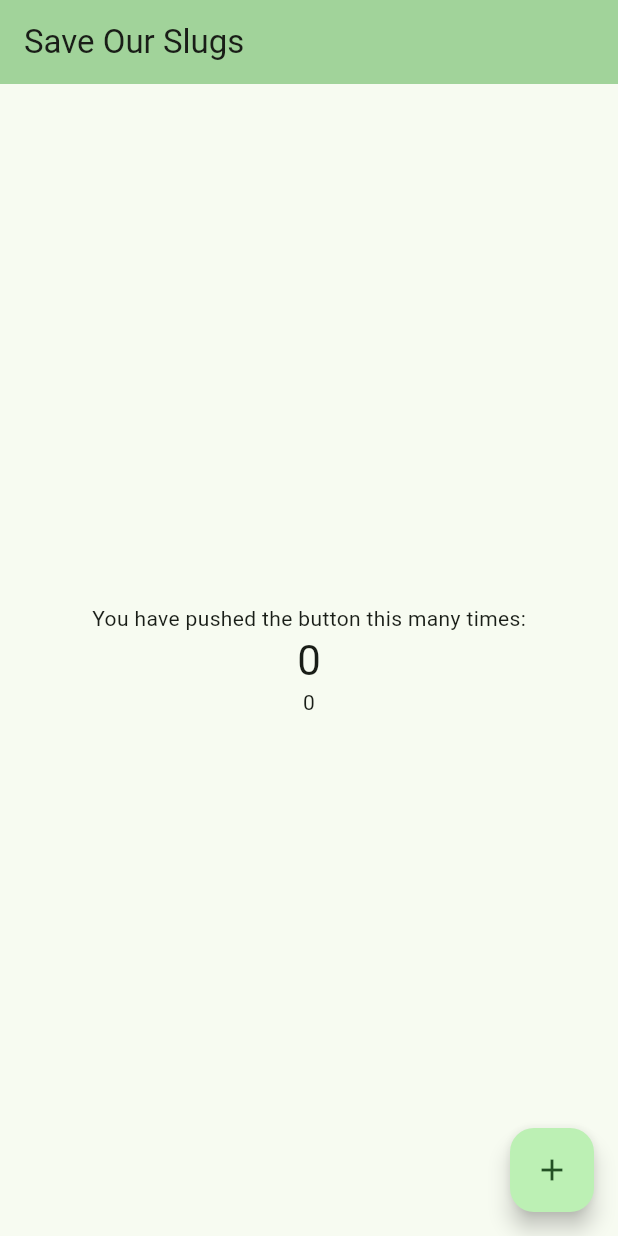
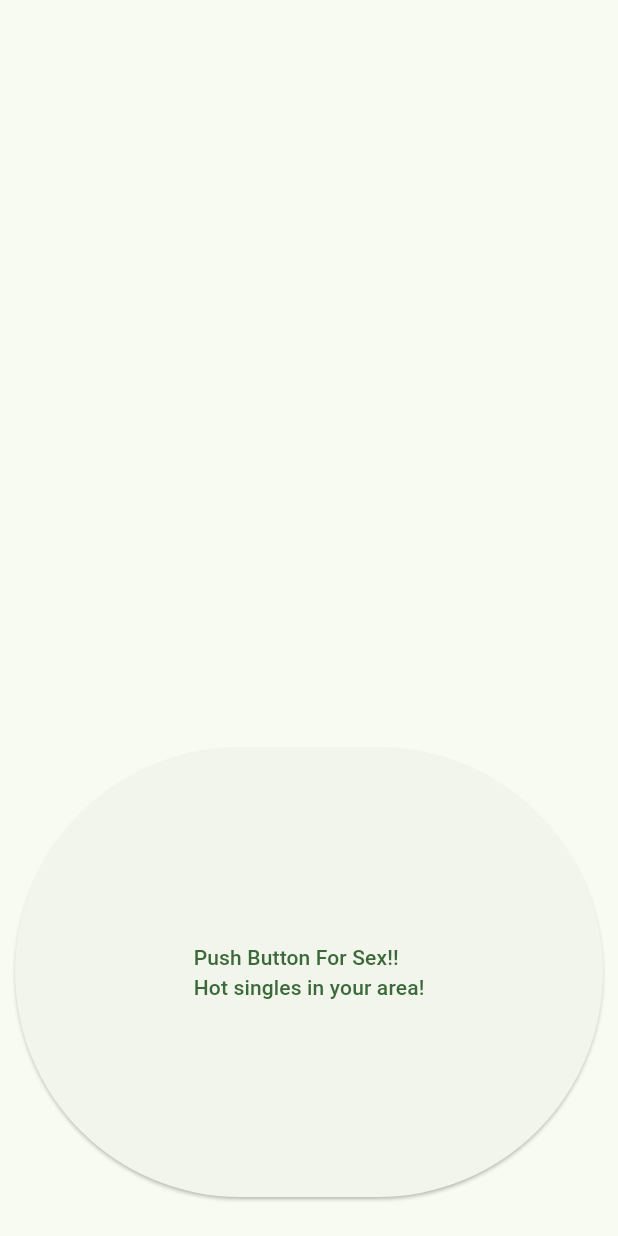
Before and after one commit to Mando8119/SaveOurSlugs, a Flutter app: the screen it shows after launch, on a phone screen of 412 x 824 dp. Run offline on Flutter 3.47's test engine with Material 3 defaults, Android fonts, the phone set to English and light mode, and no system bars.

Commit message:
Update main.dart
Added new button cuh

```diff
--- a/sos_app/lib/main.dart
+++ b/sos_app/lib/main.dart
@@ -7,27 +7,11 @@ void main() {
 class MyApp extends StatelessWidget {
   const MyApp({super.key});
 
-  // This widget is the root of your application.
   @override
   Widget build(BuildContext context) {
     return MaterialApp(
       title: 'Save Our Slugs',
       theme: ThemeData(
-        // This is the theme of your application.
-        //
-        // TRY THIS: Try running your application with "flutter run". You'll see
-        // the application has a purple toolbar. Then, without quitting the app,
-        // try changing the seedColor in the colorScheme belorw to Colors.green
-        // and then invoke "hot reload" (save your changes or press the "hot
-        // reload" button in a Flutter-supported IDE, or press "r" if you used
-        // the command line to start the app).
-        //
-        // Notice that the counter didn't reset back to zero; the application
-        // state is not lost during the reload. To reset the state, use hot
-        // restart instead.
-        //
-        // This works for code too, not just values: Most code changes can be
-        // tested with just a hot reload.
         colorScheme: ColorScheme.fromSeed(seedColor: Colors.green),
         useMaterial3: true,
       ),
@@ -38,16 +22,6 @@ class MyApp extends StatelessWidget {
 
 class MyHomePage extends StatefulWidget {
   const MyHomePage({super.key, required this.title});
-
-  // This widget is the home page of your application. It is stateful, meaning
-  // that it has a State object (defined below) that contains fields that affect
-  // how it looks.
-
-  // This class is the configuration for the state. It holds the values (in this
-  // case the title) provided by the parent (in this case the App widget) and
-  // used by the build method of the State. Fields in a Widget subclass are
-  // always marked "final".
-
   final String title;
 
   @override
@@ -60,11 +34,6 @@ class _MyHomePageState extends State<MyHomePage> {
 
   void _incrementCounter() {
     setState(() {
-      // This call to setState tells the Flutter framework that something has
-      // changed in this State, which causes it to rerun the build method below
-      // so that the display can reflect the updated values. If we changed
-      // _counter without calling setState(), then the build method would not be
-      // called again, and so nothing would appear to happen.
       _counter++;
       _multiplyer = _counter * 14;
     });
@@ -74,53 +43,21 @@ class _MyHomePageState extends State<MyHomePage> {
   Widget build(BuildContext context) {
 
     return Scaffold(
-      appBar: AppBar(
-        // TRY THIS: Try changing the color here to a specific color (to
-        // Colors.amber, perhaps?) and trigger a hot reload to see the AppBar
-        // change color while the other colors stay the same.
-        backgroundColor: Theme.of(context).colorScheme.inversePrimary,
-        // Here we take the value from the MyHomePage object that was created by
-        // the App.build method, and use it to set our appbar title.
-        title: Text(widget.title),
-      ),
-      body: Center(
-        // Center is a layout widget. It takes a single child and positions it
-        // in the middle of the parent.
-        child: Column(
-          // Column is also a layout widget. It takes a list of children and
-          // arranges them vertically. By default, it sizes itself to fit its
-          // children horizontally, and tries to be as tall as its parent.
-          //
-          // Column has various properties to control how it sizes itself and
-          // how it positions its children. Here we use mainAxisAlignment to
-          // center the children vertically; the main axis here is the vertical
-          // axis because Columns are vertical (the cross axis would be
-          // horizontal).
-          //
-          // TRY THIS: Invoke "debug painting" (choose the "Toggle Debug Paint"
-          // action in the IDE, or press "p" in the console), to see the
-          // wireframe for each widget.
-          mainAxisAlignment: MainAxisAlignment.center,
-          children: <Widget>[
-            const Text(
-              'You have pushed the button this many times:',
-            ),
-            Text(
-              '$_counter',
-              style: Theme.of(context).textTheme.headlineMedium,
-            ),
-              Text(
-                '$_multiplyer'
-                //: Theme.of(context).textTheme.headlineMedium,
-              ),
-          ],
-        ),
-      ),
-      floatingActionButton: FloatingActionButton(
-        onPressed: _incrementCounter,
-        //tooltip: 'Increment',
-        child: const Icon(Icons.add),
-      ), // This trailing comma makes auto-formatting nicer for build method
+      floatingActionButtonLocation:
+          FloatingActionButtonLocation.centerFloat,
+      floatingActionButton: Container(
+        height:300,
+        margin: const EdgeInsets.all(10),
+        child: ElevatedButton(
+          onPressed: () {},
+          child: const Center(
+            child: Text("Push Button For Sex!!\nHot singles in your area!"),
+     )
+        )
+      )
     );
+
   }
-}
+
+
+  }
```
